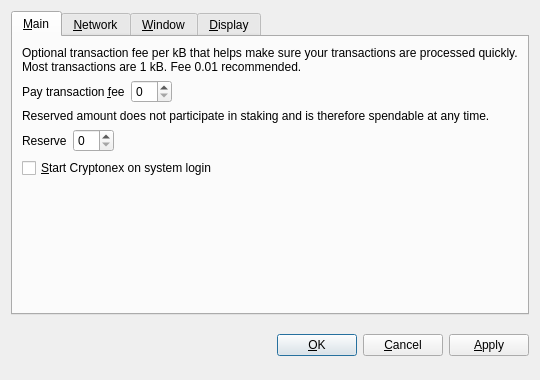
This is src/qt/forms/optionsdialog.ui in Cryptonex/source-dev as Qt 5 draws it before an edit. The edited form follows.
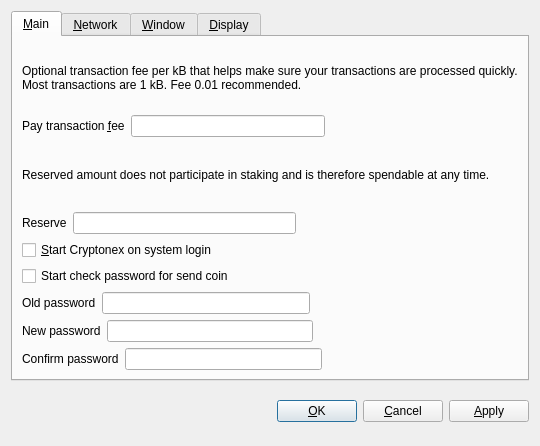
This is the edited form. Custom widgets are drawn as their Qt base class.

Commit message: add to option dialog password check send coin

Patch:
```diff
--- a/src/qt/forms/optionsdialog.ui
+++ b/src/qt/forms/optionsdialog.ui
@@ -7,7 +7,7 @@
     <x>0</x>
     <y>0</y>
     <width>540</width>
-    <height>380</height>
+    <height>446</height>
    </rect>
   </property>
   <property name="windowTitle">
@@ -133,17 +133,107 @@
         </widget>
        </item>
        <item>
-        <spacer name="verticalSpacer_Main">
-         <property name="orientation">
-          <enum>Qt::Vertical</enum>
+        <widget class="QCheckBox" name="checkPassworForSendCoin">
+         <property name="text">
+          <string>Start check password for send coin</string>
          </property>
-         <property name="sizeHint" stdset="0">
-          <size>
-           <width>20</width>
-           <height>40</height>
-          </size>
-         </property>
-        </spacer>
+        </widget>
+       </item>
+       <item>
+        <layout class="QHBoxLayout" name="horizontalLayout">
+         <item>
+          <widget class="QLabel" name="oldCheckPasswordSendLabel">
+           <property name="text">
+            <string>Old password</string>
+           </property>
+          </widget>
+         </item>
+         <item>
+          <widget class="QLineEdit" name="oldCheckPasswordSendEdit">
+           <property name="inputMask">
+            <string/>
+           </property>
+           <property name="echoMode">
+            <enum>QLineEdit::Password</enum>
+           </property>
+          </widget>
+         </item>
+         <item>
+          <spacer name="horizontalSpacer">
+           <property name="orientation">
+            <enum>Qt::Horizontal</enum>
+           </property>
+           <property name="sizeHint" stdset="0">
+            <size>
+             <width>40</width>
+             <height>20</height>
+            </size>
+           </property>
+          </spacer>
+         </item>
+        </layout>
+       </item>
+       <item>
+        <layout class="QHBoxLayout" name="horizontalLayout_2">
+         <item>
+          <widget class="QLabel" name="newCheckPasswordSendLabel">
+           <property name="text">
+            <string>New password</string>
+           </property>
+          </widget>
+         </item>
+         <item>
+          <widget class="QLineEdit" name="newCheckPasswordSendEdit">
+           <property name="echoMode">
+            <enum>QLineEdit::Password</enum>
+           </property>
+          </widget>
+         </item>
+         <item>
+          <spacer name="horizontalSpacer_3">
+           <property name="orientation">
+            <enum>Qt::Horizontal</enum>
+           </property>
+           <property name="sizeHint" stdset="0">
+            <size>
+             <width>40</width>
+             <height>20</height>
+            </size>
+           </property>
+          </spacer>
+         </item>
+        </layout>
+       </item>
+       <item>
+        <layout class="QHBoxLayout" name="horizontalLayout_3">
+         <item>
+          <widget class="QLabel" name="confirmCheckPasswordSendLabel">
+           <property name="text">
+            <string>Confirm password</string>
+           </property>
+          </widget>
+         </item>
+         <item>
+          <widget class="QLineEdit" name="confirmCheckPasswordSendEdit">
+           <property name="echoMode">
+            <enum>QLineEdit::Password</enum>
+           </property>
+          </widget>
+         </item>
+         <item>
+          <spacer name="horizontalSpacer_4">
+           <property name="orientation">
+            <enum>Qt::Horizontal</enum>
+           </property>
+           <property name="sizeHint" stdset="0">
+            <size>
+             <width>40</width>
+             <height>20</height>
+            </size>
+           </property>
+          </spacer>
+         </item>
+        </layout>
        </item>
       </layout>
      </widget>
@@ -485,9 +575,14 @@
   </layout>
  </widget>
  <customwidgets>
+  <customwidget>
+   <class>QValidatedLineEdit</class>
+   <extends>QLineEdit</extends>
+   <header>qvalidatedlineedit.h</header>
+  </customwidget>
   <customwidget>
    <class>BitcoinAmountField</class>
-   <extends>QSpinBox</extends>
+   <extends>QLineEdit</extends>
    <header>bitcoinamountfield.h</header>
   </customwidget>
   <customwidget>
@@ -495,11 +590,6 @@
    <extends>QComboBox</extends>
    <header>qvaluecombobox.h</header>
   </customwidget>
-  <customwidget>
-   <class>QValidatedLineEdit</class>
-   <extends>QLineEdit</extends>
-   <header>qvalidatedlineedit.h</header>
-  </customwidget>
  </customwidgets>
  <resources/>
  <connections/>
```
Left out of the diff: 1 changed line with no effect on the pictures. The commit also changes 1 other file.
